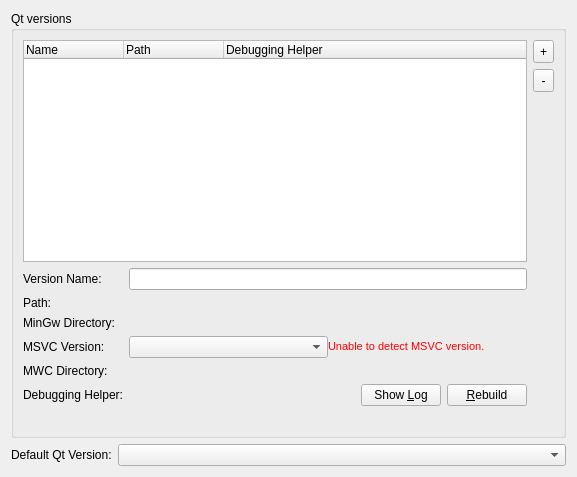
This is src/plugins/qt4projectmanager/qtversionmanager.ui in qt-creator/qt-creator as Qt 5 draws it before an edit. The edited form follows.
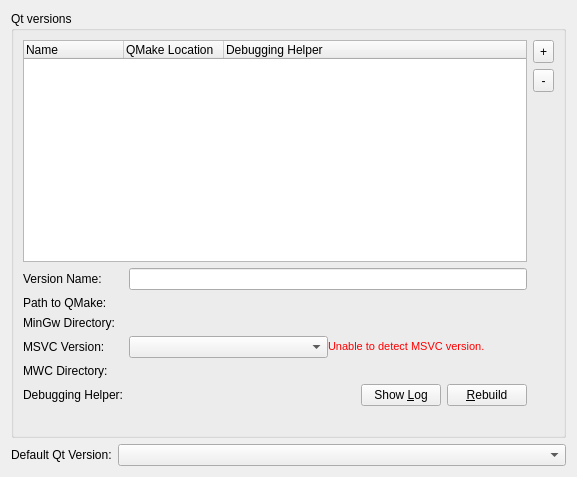
This is the edited form. Custom widgets are drawn as their Qt base class.

What changed in the file:
```diff
--- a/src/plugins/qt4projectmanager/qtversionmanager.ui
+++ b/src/plugins/qt4projectmanager/qtversionmanager.ui
@@ -146,7 +146,7 @@
         </column>
         <column>
          <property name="text">
-          <string>Path</string>
+          <string>QMake Location</string>
          </property>
         </column>
         <column>
@@ -169,7 +169,7 @@
       <item row="2" column="0">
        <widget class="QLabel" name="pathLabel">
         <property name="text">
-         <string>Path:</string>
+         <string>Path to QMake:</string>
         </property>
        </widget>
       </item>
```
Left out of the diff: 20 changed lines with no effect on the pictures.
